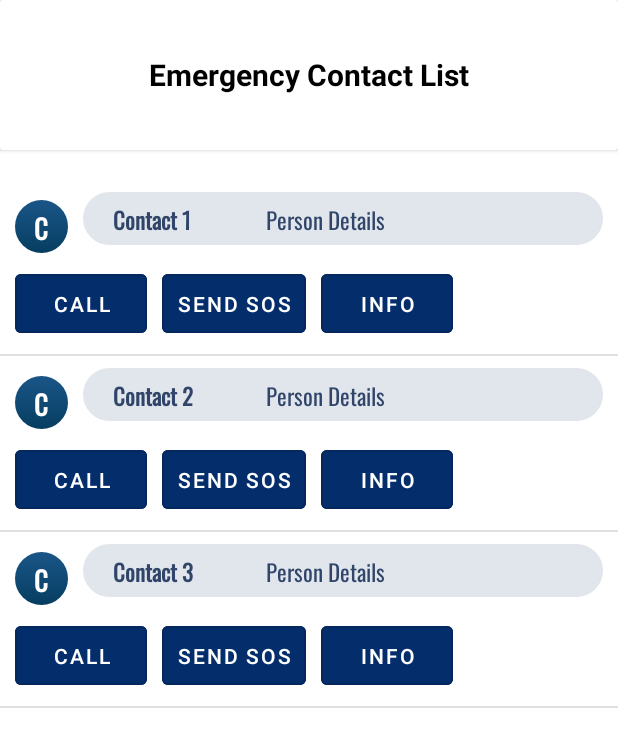
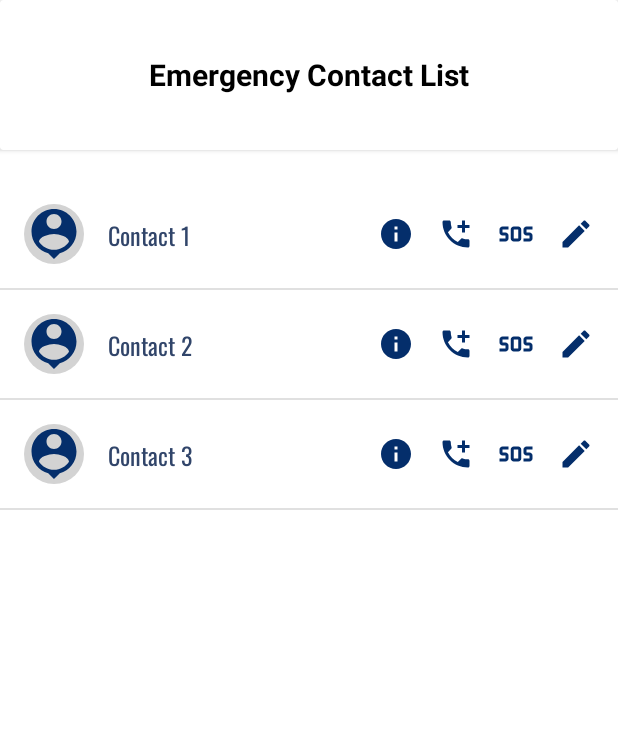
Before and after one commit to farhan-tratul/fireguard, an Android app: the EmergencyContactListActivity screen opened directly, with no data from a screen before it, on a phone screen of 412 x 824 dp. Shown: the top 747 px of the screen. Run offline under Robolectric (Android 15) with nearby library versions, the light colour scheme and no system bars; our stand-ins replace Firebase (no records; nobody signed in at launch, a user with empty details on screens opened directly); libraries missing offline, so code that uses them is left out: com.github.lzyzsd.circleprogress; plain views replace NeumorphCardView; 7 statements that could not run were skipped.

Commit message:
Trusted_contact oneline

```diff
--- a/app/src/main/java/edu/ewubd/fireguard/TrustedContactsActivity.java
+++ b/app/src/main/java/edu/ewubd/fireguard/TrustedContactsActivity.java
@@ -17,6 +17,7 @@ import android.view.Window;
 import android.widget.BaseAdapter;
 import android.widget.Button;
 import android.widget.EditText;
+import android.widget.ImageView;
 import android.widget.LinearLayout;
 import android.widget.ListView;
 import android.widget.RelativeLayout;
@@ -170,9 +171,14 @@ public class TrustedContactsActivity extends AppCompatActivity {
             }
 
             TextView nameTextView = convertView.findViewById(R.id.contactName);
-            Button callButton = convertView.findViewById(R.id.callButton);
-            Button sosButton = convertView.findViewById(R.id.sosButton);
-            Button infoButton = convertView.findViewById(R.id.infoButton);
+            ImageView callButton = convertView.findViewById(R.id.callButton);
+            ImageView sosButton = convertView.findViewById(R.id.sosButton);
+            ImageView infoButton = convertView.findViewById(R.id.infoButton);
+
+
+            //Button callButton = convertView.findViewById(R.id.callButton);
+            //Button sosButton = convertView.findViewById(R.id.sosButton);
+            //Button infoButton = convertView.findViewById(R.id.infoButton);
 
             Contact contact = contacts.get(position);
 
--- /dev/null
+++ b/app/src/main/res/drawable/avatar_circle_bg.xml
@@ -0,0 +1,4 @@
+<shape xmlns:android="http://schemas.android.com/apk/res/android">
+    <solid android:color="#D3D3D3" />
+    <corners android:radius="20dp" />
+</shape>
--- /dev/null
+++ b/app/src/main/res/drawable/ic_avatar_placeholder.xml
@@ -0,0 +1,5 @@
+<vector xmlns:android="http://schemas.android.com/apk/res/android" android:height="24dp" android:tint="#042E6B" android:viewportHeight="24" android:viewportWidth="24" android:width="24dp">
+
+    <path android:fillColor="@android:color/white" android:pathData="M12,2c-4.97,0 -9,4.03 -9,9 0,4.17 2.84,7.67 6.69,8.69L12,22l2.31,-2.31C18.16,18.67 21,15.17 21,11c0,-4.97 -4.03,-9 -9,-9zM12,4c1.66,0 3,1.34 3,3s-1.34,3 -3,3 -3,-1.34 -3,-3 1.34,-3 3,-3zM12,18.3c-2.5,0 -4.71,-1.28 -6,-3.22 0.03,-1.99 4,-3.08 6,-3.08 1.99,0 5.97,1.09 6,3.08 -1.29,1.94 -3.5,3.22 -6,3.22z"/>
+
+</vector>
--- /dev/null
+++ b/app/src/main/res/drawable/ic_call.xml
@@ -0,0 +1,5 @@
+<vector xmlns:android="http://schemas.android.com/apk/res/android" android:height="24dp" android:tint="#042E6B" android:viewportHeight="24" android:viewportWidth="24" android:width="24dp">
+
+    <path android:fillColor="@android:color/white" android:pathData="M20,15.5c-1.25,0 -2.45,-0.2 -3.57,-0.57 -0.35,-0.11 -0.74,-0.03 -1.02,0.24l-2.2,2.2c-2.83,-1.44 -5.15,-3.75 -6.59,-6.59l2.2,-2.21c0.28,-0.26 0.36,-0.65 0.25,-1C8.7,6.45 8.5,5.25 8.5,4c0,-0.55 -0.45,-1 -1,-1H4c-0.55,0 -1,0.45 -1,1 0,9.39 7.61,17 17,17 0.55,0 1,-0.45 1,-1v-3.5c0,-0.55 -0.45,-1 -1,-1zM21,6h-3V3h-2v3h-3v2h3v3h2V8h3z"/>
+
+</vector>
--- /dev/null
+++ b/app/src/main/res/drawable/ic_edit.xml
@@ -0,0 +1,5 @@
+<vector xmlns:android="http://schemas.android.com/apk/res/android" android:height="24dp" android:tint="#042E6B" android:viewportHeight="24" android:viewportWidth="24" android:width="24dp">
+
+    <path android:fillColor="@android:color/white" android:pathData="M3,17.25V21h3.75L17.81,9.94l-3.75,-3.75L3,17.25zM20.71,7.04c0.39,-0.39 0.39,-1.02 0,-1.41l-2.34,-2.34c-0.39,-0.39 -1.02,-0.39 -1.41,0l-1.83,1.83 3.75,3.75 1.83,-1.83z"/>
+
+</vector>
--- /dev/null
+++ b/app/src/main/res/drawable/ic_info.xml
@@ -0,0 +1,5 @@
+<vector xmlns:android="http://schemas.android.com/apk/res/android" android:height="24dp" android:tint="#042E6B" android:viewportHeight="24" android:viewportWidth="24" android:width="24dp">
+
+    <path android:fillColor="@android:color/white" android:pathData="M12,2C6.48,2 2,6.48 2,12s4.48,10 10,10 10,-4.48 10,-10S17.52,2 12,2zM13,17h-2v-6h2v6zM13,9h-2L11,7h2v2z"/>
+
+</vector>
--- /dev/null
+++ b/app/src/main/res/drawable/ic_sos.xml
@@ -0,0 +1,5 @@
+<vector xmlns:android="http://schemas.android.com/apk/res/android" android:height="24dp" android:tint="#042E6B" android:viewportHeight="24" android:viewportWidth="24" android:width="24dp">
+
+    <path android:fillColor="@android:color/white" android:pathData="M13.5,7h-3c-1.1,0 -2,0.9 -2,2v6c0,1.1 0.9,2 2,2h3c1.1,0 2,-0.9 2,-2V9C15.5,7.9 14.6,7 13.5,7zM13.5,15h-3V9h3V15zM1,15h4v-2H3c-1.1,0 -2,-0.9 -2,-2V9c0,-1.1 0.9,-2 2,-2h4v2H3v2h2c1.1,0 2,0.9 2,2v2c0,1.1 -0.9,2 -2,2H1V15zM17,15h4v-2h-2c-1.1,0 -2,-0.9 -2,-2V9c0,-1.1 0.9,-2 2,-2h4v2h-4v2h2c1.1,0 2,0.9 2,2v2c0,1.1 -0.9,2 -2,2h-4V15z"/>
+
+</vector>
--- a/app/src/main/res/layout/contact_list_item.xml
+++ b/app/src/main/res/layout/contact_list_item.xml
@@ -1,103 +1,61 @@
 <?xml version="1.0" encoding="utf-8"?>
 <LinearLayout
     xmlns:android="http://schemas.android.com/apk/res/android"
-    android:id="@+id/mainContactListItem"
     android:layout_width="match_parent"
     android:layout_height="wrap_content"
-    android:orientation="vertical"
-    android:paddingHorizontal="10dp"
-    android:paddingVertical="8dp">
+    android:id="@+id/mainContactListItem"
+    android:orientation="horizontal"
+    android:padding="16dp"
+    android:gravity="center_vertical"
+    android:background="?android:attr/selectableItemBackground">
 
-    <LinearLayout
-        android:layout_width="match_parent"
-        android:layout_height="match_parent"
-        android:orientation="horizontal">
+    <ImageView
+        android:id="@+id/contactAvatar"
+        android:layout_width="40dp"
+        android:layout_height="40dp"
+        android:src="@drawable/ic_avatar_placeholder"
+        android:scaleType="centerCrop"
+        android:layout_marginEnd="16dp"
+        android:background="@drawable/avatar_circle_bg" />
 
-        <TextView
-            android:layout_width="35dp"
-            android:layout_height="35dp"
-            android:gravity="center"
-            android:layout_marginTop="5dp"
-            android:background="@drawable/item_bg_text"
-            android:text="C"
-            android:textColor="@color/white"
-            android:textSize="18sp"
-            android:fontFamily="@font/oswaldregular"
-            android:textStyle="bold" />
+    <TextView
+        android:id="@+id/contactName"
+        android:layout_width="0dp"
+        android:layout_height="wrap_content"
+        android:layout_weight="1"
+        android:text="Contact Name"
+        android:textSize="16sp"
+        android:textColor="@color/dark_3"
+        android:fontFamily="@font/oswaldregular" />
 
-        <LinearLayout
-            android:layout_width="match_parent"
-            android:layout_height="35dp"
-            android:orientation="horizontal"
-            android:background="@drawable/all_round"
-            android:paddingHorizontal="20dp"
-            android:layout_marginLeft="10dp">
+    <ImageView
+        android:id="@+id/infoButton"
+        android:layout_width="24dp"
+        android:layout_height="24dp"
+        android:layout_marginEnd="16dp"
+        android:src="@drawable/ic_info"
+        android:contentDescription="@string/info_icon" />
 
-            <TextView
-                android:id="@+id/contactName"
-                android:layout_width="0dp"
-                android:layout_height="wrap_content"
-                android:layout_weight="0.5"
-                android:layout_gravity="center_vertical"
-                android:text="Contact Name"
-                android:textSize="15sp"
-                android:fontFamily="@font/oswaldregular"
-                android:textStyle="bold"
-                android:textColor="@color/dark_3" />
+    <ImageView
+        android:id="@+id/callButton"
+        android:layout_width="24dp"
+        android:layout_height="24dp"
+        android:layout_marginEnd="16dp"
+        android:src="@drawable/ic_call"
+        android:contentDescription="@string/call_icon" />
 
-            <TextView
-                android:id="@+id/notification_message"
-                android:layout_width="0dp"
-                android:layout_height="wrap_content"
-                android:layout_weight="1"
-                android:layout_gravity="center_vertical"
-                android:text="Person Details"
-                android:textSize="15sp"
-                android:fontFamily="@font/oswaldregular"
-                android:textColor="@color/dark_3" />
-        </LinearLayout>
+    <ImageView
+        android:id="@+id/sosButton"
+        android:layout_width="24dp"
+        android:layout_height="24dp"
+        android:src="@drawable/ic_sos"
+        android:contentDescription="@string/sos_icon" />
 
-    </LinearLayout>
-
-    <LinearLayout
-        android:layout_width="match_parent"
-        android:layout_height="wrap_content"
-        android:orientation="horizontal"
-        android:layout_marginTop="8dp">
-
-        <Button
-            android:id="@+id/callButton"
-            android:layout_width="wrap_content"
-            android:layout_height="wrap_content"
-            android:layout_marginEnd="10dp"
-            android:backgroundTint="#042e6b"
-            android:text="Call"
-            android:textColor="@color/white"
-            android:textSize="14sp"
-            android:padding="10dp"
-            style="@style/Widget.MaterialComponents.Button.OutlinedButton" />
-
-        <Button
-            android:id="@+id/sosButton"
-            android:layout_width="wrap_content"
-            android:layout_height="wrap_content"
-            android:layout_marginEnd="10dp"
-            android:backgroundTint="#042e6b"
-            android:text="Send SOS"
-            android:textColor="@color/white"
-            android:textSize="14sp"
-            android:padding="10dp"
-            style="@style/Widget.MaterialComponents.Button.OutlinedButton" />
-
-        <Button
-            android:id="@+id/infoButton"
-            android:layout_width="wrap_content"
-            android:layout_height="wrap_content"
-            android:backgroundTint="#042e6b"
-            android:text="Info"
-            android:textColor="@color/white"
-            android:textSize="14sp"
-            android:padding="10dp"
-            style="@style/Widget.MaterialComponents.Button.OutlinedButton" />
-    </LinearLayout>
+    <ImageView
+        android:id="@+id/editIcon"
+        android:layout_width="24dp"
+        android:layout_height="24dp"
+        android:layout_marginStart="16dp"
+        android:src="@drawable/ic_edit"
+        android:contentDescription="@string/edit_icon" />
 </LinearLayout>
--- a/app/src/main/res/values/strings.xml
+++ b/app/src/main/res/values/strings.xml
@@ -8,4 +8,9 @@
     <string name="notification_title">Alert!</string>
     <string name="notification_message">Gas leaked</string>
     <!-- Other string resources -->
+
+    <string name="info_icon">Info</string>
+    <string name="call_icon">Call</string>
+    <string name="sos_icon">Send SOS</string>
+    <string name="edit_icon">Edit/Delete</string>
 </resources>
```
